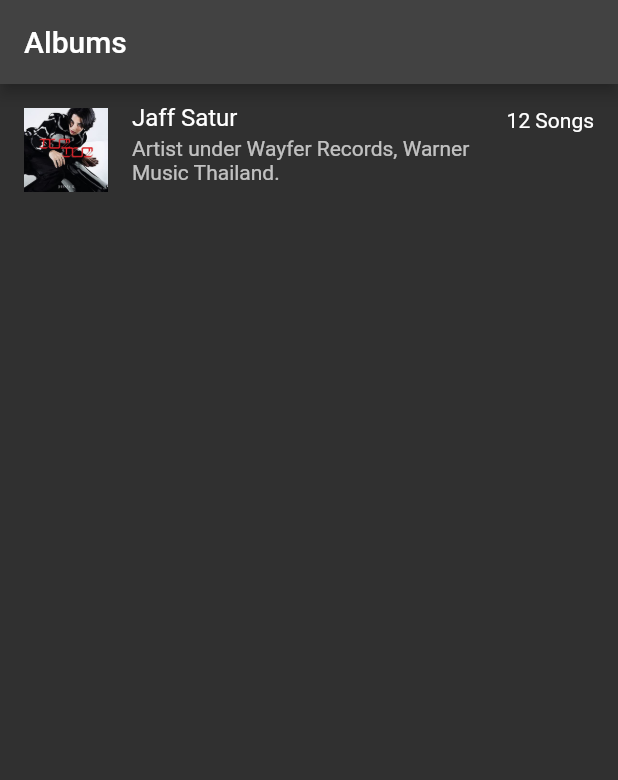
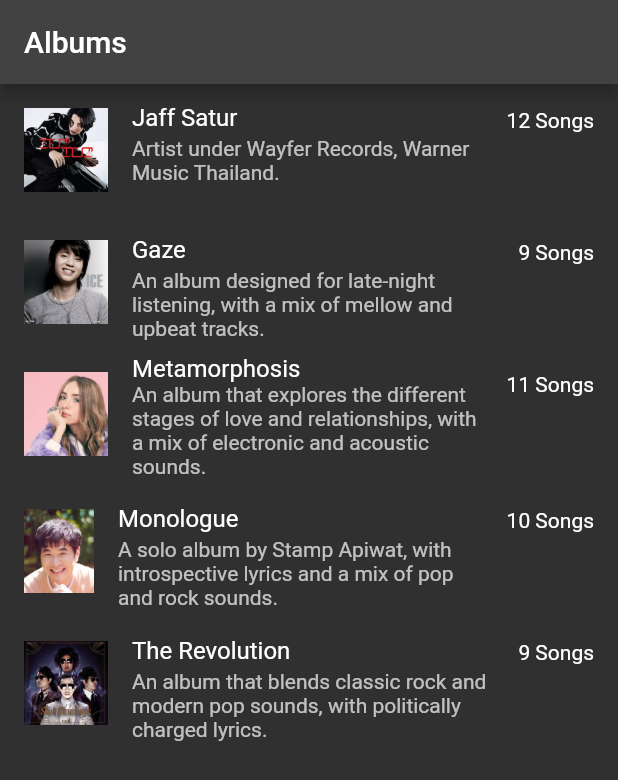
Before and after one commit to adadesions/SSRU_Flutter, a Flutter app: the screen it shows after launch, on a phone screen of 412 x 824 dp. Shown: the top 780 px of the screen. Run offline on Flutter 3.47's test engine with Material 2 defaults, Android fonts, the light colour scheme and no system bars; our stand-ins replace go_router.

Commit message:
Update albums cover and its data

```diff
--- a/music_app/lib/pages/album_page.dart
+++ b/music_app/lib/pages/album_page.dart
@@ -10,6 +10,34 @@
       description: "Artist under Wayfer Records, Warner Music Thailand.",
       numSongs: 12,
       imgUrl: "assets/images/albums/jeff_cover.jpg"),
+  Album(
+      title: "Gaze",
+      artist: "Ice Saranyu",
+      description:
+          "An album designed for late-night listening, with a mix of mellow and upbeat tracks.",
+      numSongs: 9,
+      imgUrl: "assets/images/albums/ice_saranyu_cover.jpg"),
+  Album(
+      title: "Metamorphosis",
+      artist: "Palmy",
+      description:
+          "An album that explores the different stages of love and relationships, with a mix of electronic and acoustic sounds.",
+      numSongs: 11,
+      imgUrl: "assets/images/albums/palmy_cover.jpg"),
+  Album(
+      title: "Monologue",
+      artist: "Stamp Apiwat",
+      description:
+          "A solo album by Stamp Apiwat, with introspective lyrics and a mix of pop and rock sounds.",
+      numSongs: 10,
+      imgUrl: "assets/images/albums/stamp_apiwat_cover.jpg"),
+  Album(
+      title: "The Revolution",
+      artist: "Slot Machine",
+      description:
+          "An album that blends classic rock and modern pop sounds, with politically charged lyrics.",
+      numSongs: 9,
+      imgUrl: "assets/images/albums/slot_machine_cover.jpg"),
 ];
 
 class AlbumPage extends StatefulWidget {
--- a/music_app/pubspec.yaml
+++ b/music_app/pubspec.yaml
@@ -62,7 +62,7 @@
   # To add assets to your application, add an assets section, like this:
   assets:
     - assets/images/bg_musicapp.jpg
-    - assets/images/albums/jeff_cover.jpg
+    - assets/images/albums/
 
   # An image asset can refer to one or more resolution-specific "variants", see
   # https://flutter.dev/assets-and-images/#resolution-aware
```
Also changed, not shown: music_app/assets/images/albums/ice_saranyu_cover.jpg (added), music_app/assets/images/albums/palmy_cover.jpg (added), music_app/assets/images/albums/slot_machine_cover.jpg (added), music_app/assets/images/albums/stamp_apiwat_cover.jpg (added).
